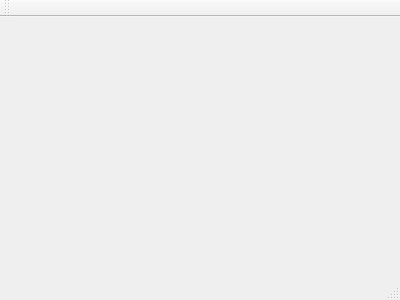
The window that mainwindow.ui (MFava91/LinQedIn) describes before a commit, drawn with Qt 5.
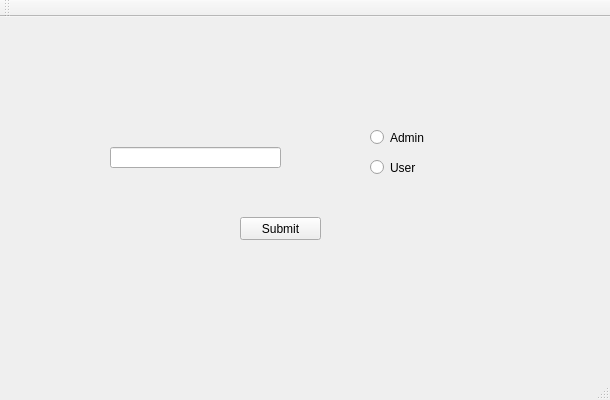
The same window after the commit.

The edit to the form file:
```diff
--- a/mainwindow.ui
+++ b/mainwindow.ui
@@ -1,24 +1,106 @@
 <ui version="4.0">
  <class>MainWindow</class>
- <widget class="QMainWindow" name="MainWindow" >
-  <property name="geometry" >
+ <widget class="QMainWindow" name="MainWindow">
+  <property name="geometry">
    <rect>
     <x>0</x>
     <y>0</y>
-    <width>400</width>
-    <height>300</height>
+    <width>610</width>
+    <height>400</height>
    </rect>
   </property>
   <property name="windowTitle" >
    <string>MainWindow</string>
   </property>
-  <widget class="QMenuBar" name="menuBar" />
-  <widget class="QToolBar" name="mainToolBar" />
-  <widget class="QWidget" name="centralWidget" />
-  <widget class="QStatusBar" name="statusBar" />
+  <widget class="QWidget" name="centralWidget">
+   <widget class="QStackedWidget" name="stackedWidget">
+    <property name="geometry">
+     <rect>
+      <x>0</x>
+      <y>10</y>
+      <width>601</width>
+      <height>361</height>
+     </rect>
+    </property>
+    <property name="currentIndex">
+     <number>0</number>
+    </property>
+    <widget class="QWidget" name="paginaLogin">
+     <widget class="QPushButton" name="ButtonLogin">
+      <property name="geometry">
+       <rect>
+        <x>240</x>
+        <y>190</y>
+        <width>81</width>
+        <height>23</height>
+       </rect>
+      </property>
+      <property name="text">
+       <string>Submit</string>
+      </property>
+     </widget>
+     <widget class="QRadioButton" name="radioUser">
+      <property name="geometry">
+       <rect>
+        <x>370</x>
+        <y>130</y>
+        <width>102</width>
+        <height>21</height>
+       </rect>
+      </property>
+      <property name="text">
+       <string>User</string>
+      </property>
+     </widget>
+     <widget class="QRadioButton" name="radioAdmin">
+      <property name="geometry">
+       <rect>
+        <x>370</x>
+        <y>100</y>
+        <width>102</width>
+        <height>21</height>
+       </rect>
+      </property>
+      <property name="text">
+       <string>Admin</string>
+      </property>
+     </widget>
+     <widget class="QLineEdit" name="Username">
+      <property name="geometry">
+       <rect>
+        <x>110</x>
+        <y>120</y>
+        <width>171</width>
+        <height>21</height>
+       </rect>
+      </property>
+     </widget>
+    </widget>
+    <widget class="QWidget" name="paginaAdmin"/>
+    <widget class="QWidget" name="paginaUtente"/>
+   </widget>
+  </widget>
+  <widget class="QMenuBar" name="menuBar">
+   <property name="geometry">
+    <rect>
+     <x>0</x>
+     <y>0</y>
+     <width>610</width>
+     <height>20</height>
+    </rect>
+   </property>
+  </widget>
+  <widget class="QToolBar" name="mainToolBar">
+   <attribute name="toolBarArea">
+    <enum>TopToolBarArea</enum>
+   </attribute>
+   <attribute name="toolBarBreak">
+    <bool>false</bool>
+   </attribute>
+  </widget>
+  <widget class="QStatusBar" name="statusBar"/>
  </widget>
- <layoutDefault spacing="6" margin="11" />
- <pixmapfunction></pixmapfunction>
+ <layoutdefault spacing="6" margin="11"/>
  <resources/>
  <connections/>
 </ui>
```
Left out of the diff: 38 changed lines with no effect on the pictures.
